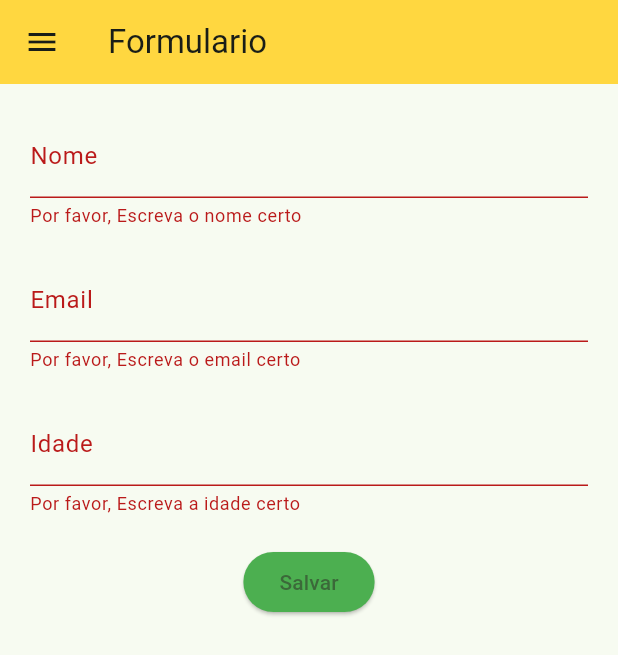
After one commit to ighorlippert-source/Aula_Mobile, a Flutter app: the FormularioPage screen opened directly, after a tap on "Salvar", on a phone screen of 412 x 824 dp. The commit adds this screen. Shown: the top 655 px of the screen. Run offline on Flutter 3.47's test engine with Material 3 defaults, Android fonts, the phone set to English and light mode, and no system bars; missing offline and left inert: dart:ffi.

Commit message:
Initial commit

```diff
--- /dev/null
+++ b/lib/components/ElavateButtonComponent.dart
@@ -0,0 +1,30 @@
+import 'dart:ffi';
+
+import 'package:flutter/cupertino.dart';
+import 'package:flutter/material.dart';
+
+class Elavatebuttoncomponent extends StatelessWidget{
+  final String label;
+  final VoidCallback onPressed;
+  final Color cor;
+  //Construtor
+  Elavatebuttoncomponent({
+    required this.label,
+    required this.onPressed,
+    required this.cor
+  });
+
+  @override
+  Widget build(BuildContext context) {
+    return
+        ElevatedButton(
+            style: ElevatedButton.styleFrom(
+              backgroundColor: cor
+            ),
+            onPressed: onPressed,
+            child: Text(label)
+        );
+
+  }
+
+}
--- /dev/null
+++ b/lib/components/menuDrawer.dart
@@ -0,0 +1,43 @@
+import 'package:aula_mobail/screen/formulario_page.dart';
+import 'package:flutter/cupertino.dart';
+import 'package:flutter/material.dart';
+
+import '../screen/myhomepage.dart';
+import '../screen/segunda_page.dart';
+
+class MenuDrawer extends StatelessWidget {
+  @override
+  Widget build(BuildContext context) {
+    return Drawer(
+      child: ListView(
+        children: [
+          ListTile(
+            title: Text("Home"),
+            onTap: (){
+              Navigator.push(context,
+                  MaterialPageRoute(builder:(context) =>
+                      MyHomePage(title: "Navegou") ));
+            },
+          ),
+          ListTile(
+            title: Text("Galeria"),
+            onTap: (){
+              Navigator.push(context,
+                  MaterialPageRoute(builder:(context) =>
+                      SegundaPage() ));
+            },
+          ),
+          ListTile(
+            title: Text("Formulario"),
+            onTap: (){
+              Navigator.push(context,
+                  MaterialPageRoute(builder:(context) =>
+                      FormularioPage() ));
+            },
+          ),
+        ],
+      ),
+    );
+  }
+
+}
--- a/lib/main.dart
+++ b/lib/main.dart
@@ -1,4 +1,5 @@
 import 'package:aula_mobail/screen/myhomepage.dart';
+import 'package:aula_mobail/screen/segunda_page.dart';
 import 'package:flutter/material.dart';
 
 void main() {
@@ -14,7 +15,7 @@ class MyApp extends StatelessWidget {
       theme: ThemeData(  colorScheme: .fromSeed(seedColor: Colors.green),
     ),
 
-      home: const MyHomePage(title: 'Flutter aula 01'),
+     home: const MyHomePage(title: 'Flutter aula 01'),
     );
   }
 }
--- /dev/null
+++ b/lib/screen/formulario_page.dart
@@ -0,0 +1,116 @@
+import 'dart:convert';
+
+import 'package:aula_mobail/components/ElavateButtonComponent.dart';
+import 'package:flutter/cupertino.dart';
+import 'package:flutter/material.dart';
+
+import '../components/menuDrawer.dart';
+
+class FormularioPage extends StatefulWidget {
+  @override
+  State<FormularioPage> createState() => _FormularioPage();
+}
+
+class _FormularioPage extends State<FormularioPage>{
+  final _formKey = GlobalKey<FormState>();
+
+
+  //controllers para os campos de input do formulario
+
+  final TextEditingController _nomeController = TextEditingController();
+  final TextEditingController _emailController = TextEditingController();
+  final TextEditingController _idadeController = TextEditingController();
+  String _jsonOutput = '';
+
+  //função converte para JSON
+  void _gerarJson(){
+    if(_formKey.currentState?.validate() ?? false){
+      final Map<String, dynamic> data ={
+        'nome': _nomeController.text,
+        'email': _emailController.text,
+        'idade': _idadeController.text,
+      };
+      setState(() {
+        _jsonOutput = jsonEncode(data);
+      });
+    }
+  }
+
+
+  @override
+  Widget build(BuildContext context) {
+    return Scaffold(
+      appBar: AppBar(
+        backgroundColor: Colors.amberAccent,
+        title: Text("Formulario"),
+      ),
+      drawer: MenuDrawer(),
+      body: SingleChildScrollView(
+          child:
+          Container(
+            margin: EdgeInsets.all(20),
+            child: Column(
+              children: [
+                //formulario
+                Form(
+                  key: _formKey,
+                  child: Column(
+                     children: [
+                       TextFormField(
+                        controller: _nomeController,
+                         decoration: InputDecoration(labelText: 'Nome'),
+                         validator: (value){
+                          if(value == null || value.isEmpty){
+                            return 'Por favor, Escreva o nome certo ';
+                          }
+                          return null;
+                         },
+                       ),
+
+                       SizedBox(height: 20,),
+
+                       TextFormField(
+                         controller: _emailController,
+                         decoration: InputDecoration(labelText: 'Email'),
+                         keyboardType: TextInputType.emailAddress,
+                         validator: (value){
+                           if(value == null || value.isEmpty){
+                             return 'Por favor, Escreva o email certo ';
+                           }
+                           return null;
+                         },
+                       ),
+                       SizedBox(height: 20,),
+
+
+                       TextFormField(
+                         controller: _idadeController,
+                         decoration: InputDecoration(labelText: 'Idade'),
+                           keyboardType: TextInputType.number,
+                         validator: (value){
+                           if(value == null || value.isEmpty){
+                             return 'Por favor, Escreva a idade certo ';
+                           }
+                           return null;
+                         },
+                       ),
+                       SizedBox(height: 20,),
+                       Elavatebuttoncomponent(label: "Salvar",
+                           onPressed: _gerarJson,
+                           cor: Colors.green
+                       ),
+                       SizedBox(height: 20,),
+                       Text(_jsonOutput)
+
+                     ],
+                  )
+                )
+              ],
+            ),
+          )
+
+      ),
+    );
+  }
+
+}
--- a/pubspec.yaml
+++ b/pubspec.yaml
@@ -58,9 +58,8 @@ flutter:
   uses-material-design: true
 
   # To add assets to your application, add an assets section, like this:
-  # assets:
-  #   - images/a_dot_burr.jpeg
-  #   - images/a_dot_ham.jpeg
+  assets:
+     - assets/images/Gato.jpg
 
   # An image asset can refer to one or more resolution-specific "variants", see
   # https://flutter.dev/to/resolution-aware-images
```
Also changed, not shown: lib/screen/myhomepage.dart (+5 -3 lines), lib/screen/segunda_page.dart (added, +41 -0 lines), lib/screen/terceira_page.dart (added, +51 -0 lines), assets/images/Gato.jpg (added).
